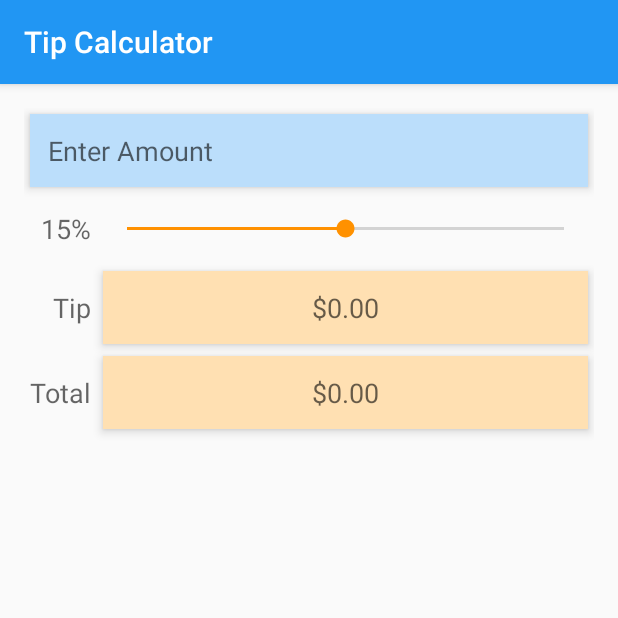
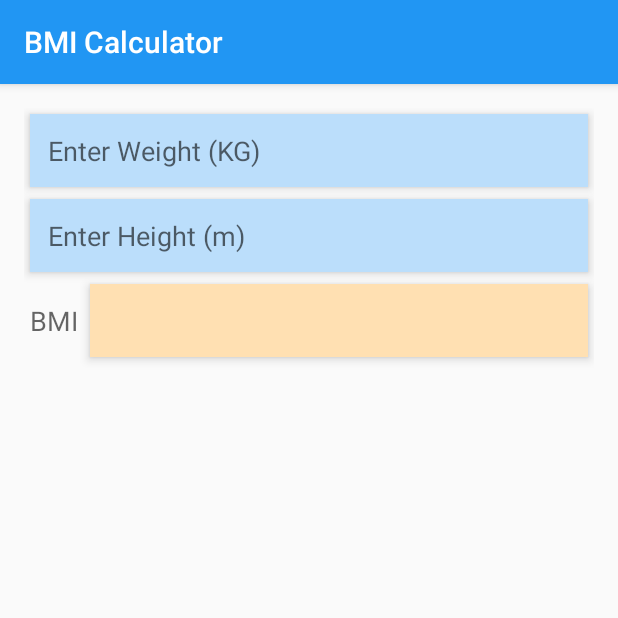
Before and after one commit to Hellscythe94/PAMO_2022, an Android app: the screen it shows after launch (MainActivity), on a phone screen of 412 x 824 dp, the top half of it. Run offline under Robolectric (Android 15) with nearby library versions, the phone set to English and light mode, and no system bars.

Commit message:
Modified Tipper to make a BMI calc

```diff
--- a/Zad1/Tipper/app/src/main/java/com/example/tipper/MainActivity.java
+++ b/Zad1/Tipper/app/src/main/java/com/example/tipper/MainActivity.java
@@ -10,22 +10,17 @@ import android.widget.SeekBar; // for changing the tip percentage
 import android.widget.SeekBar.OnSeekBarChangeListener; // SeekBar listener
 import android.widget.TextView; // for displaying text
 
+import java.text.DecimalFormat;
 import java.text.NumberFormat; // for currency formatting
 
 public class MainActivity extends AppCompatActivity {
 
-    // currency and percent formatter objects
-    private static final NumberFormat currencyFormat =
-            NumberFormat.getCurrencyInstance();
-    private static final NumberFormat percentFormat =
-            NumberFormat.getPercentInstance();
 
-    private double billAmount = 0.0; // bill amount entered by the user
-    private double percent = 0.15; // initial tip percentage
-    private TextView amountTextView; // shows formatted bill amount
-    private TextView percentTextView; // shows tip percentage
-    private TextView tipTextView; // shows calculated tip amount
-    private TextView totalTextView; // shows calculated total bill amount
+    private double weight = 0.0; // initial weight percentage
+    private double height = 0.0; // initial height percentage
+    private TextView weightTextView; // shows formatted bill amount
+    private TextView heightTextView; // shows tip percentage
+    private TextView bmiTextView; // shows calculated total bill amount
 
     // called when the activity is first created
     @Override
@@ -34,73 +29,80 @@ public class MainActivity extends AppCompatActivity {
         setContentView(R.layout.activity_main); // inflate the GUI
 
         // get references to programmatically manipulated TextViews
-        amountTextView = (TextView) findViewById(R.id.amountTextView);
-        percentTextView = (TextView) findViewById(R.id.percentTextView);
-        tipTextView = (TextView) findViewById(R.id.tipTextView);
-        totalTextView = (TextView) findViewById(R.id.totalTextView);
-        tipTextView.setText(currencyFormat.format(0));
-        totalTextView.setText(currencyFormat.format(0));
+        weightTextView = (TextView) findViewById(R.id.weightTextView);
+        heightTextView = (TextView) findViewById(R.id.heightTextView);
+        bmiTextView = (TextView) findViewById(R.id.bmiTextView);
 
         // set amountEditText's TextWatcher
-        EditText amountEditText =
-                (EditText) findViewById(R.id.amountEditText);
-        amountEditText.addTextChangedListener(amountEditTextWatcher);
+        EditText weightEditText =
+                (EditText) findViewById(R.id.weightEditText);
+        weightEditText.addTextChangedListener(weightEditTextWatcher);
 
-        // set percentSeekBar's OnSeekBarChangeListener
-        SeekBar percentSeekBar =
-                (SeekBar) findViewById(R.id.percentSeekBar);
-        percentSeekBar.setOnSeekBarChangeListener(seekBarListener);
+        EditText heightEditText =
+                (EditText) findViewById(R.id.heightEditText);
+        heightEditText.addTextChangedListener(heightEditTextWatcher);
+
     }
 
     // calculate and display tip and total amounts
     private void calculate() {
-        // format percent and display in percentTextView
-        percentTextView.setText(percentFormat.format(percent));
 
-        // calculate the tip and total
-        double tip = billAmount * percent;
-        double total = billAmount + tip;
+        DecimalFormat df = new DecimalFormat("##.##");
 
-        // display tip and total formatted as currency
-        tipTextView.setText(currencyFormat.format(tip));
-        totalTextView.setText(currencyFormat.format(total));
+        // calculate the bmi
+        double bmi = weight/(height*height);
+
+        // display mbi
+        if (height > 0.0 && weight > 0.0) {
+            bmiTextView.setText(df.format(bmi));
+        } else {
+            bmiTextView.setText("");
+        }
     }
 
-    // listener object for the SeekBar's progress changed events
-    private final OnSeekBarChangeListener seekBarListener =
-            new OnSeekBarChangeListener() {
-                // update percent, then call calculate
-                @Override
-                public void onProgressChanged(SeekBar seekBar, int progress,
-                                              boolean fromUser) {
-                    percent = progress / 100.0; // set percent based on progress
-                    calculate(); // calculate and display tip and total
-                }
-
-                @Override
-                public void onStartTrackingTouch(SeekBar seekBar) { }
-
-                @Override
-                public void onStopTrackingTouch(SeekBar seekBar) { }
-            };
-
     // listener object for the EditText's text-changed events
-    private final TextWatcher amountEditTextWatcher = new TextWatcher() {
-        // called when the user modifies the bill amount
+    private final TextWatcher weightEditTextWatcher = new TextWatcher() {
+        // called when the user modifies the weight amount
         @Override
         public void onTextChanged(CharSequence s, int start,
                                   int before, int count) {
 
-            try { // get bill amount and display currency formatted value
-                billAmount = Double.parseDouble(s.toString()) / 100.0;
-                amountTextView.setText(currencyFormat.format(billAmount));
+            try { // get weight
+                weight = Double.parseDouble(s.toString());
+                weightTextView.setText(s.toString());
             }
             catch (NumberFormatException e) { // if s is empty or non-numeric
-                amountTextView.setText("");
-                billAmount = 0.0;
+                weightTextView.setText("");
+                weight = 0.0;
             }
 
-            calculate(); // update the tip and total TextViews
+            calculate(); // update the bmi TextView
+        }
+
+        @Override
+        public void afterTextChanged(Editable s) { }
+
+        @Override
+        public void beforeTextChanged(
+                CharSequence s, int start, int count, int after) { }
+    };
+
+    private final TextWatcher heightEditTextWatcher = new TextWatcher() {
+        // called when the user modifies the height amount
+        @Override
+        public void onTextChanged(CharSequence s, int start,
+                                  int before, int count) {
+
+            try { // get height
+                height = Double.parseDouble(s.toString());
+                heightTextView.setText(s.toString());
+            }
+            catch (NumberFormatException e) { // if s is empty or non-numeric
+                heightTextView.setText("");
+                height = 0.0;
+            }
+
+            calculate(); // update the bmi TextView
         }
 
         @Override
--- a/Zad1/Tipper/app/src/main/res/layout/activity_main.xml
+++ b/Zad1/Tipper/app/src/main/res/layout/activity_main.xml
@@ -13,25 +13,52 @@
     android:useDefaultMargins="true">
 
     <EditText
+        android:id="@+id/weightEditText"
         android:layout_width="wrap_content"
         android:layout_height="wrap_content"
+        android:layout_column="0"
+        android:layout_columnSpan="2"
+        android:digits="0123456789."
+        android:ems="10"
         android:inputType="number"
-        android:id="@+id/amountEditText"
-        android:layout_column="0"
-        android:digits="0123456789"
-        android:maxLength="6"
-        android:ems="10"
-        android:layout_columnSpan="2"/>
+        android:maxLength="5"
+        android:minHeight="48dp" />
 
     <TextView
         android:layout_width="wrap_content"
         android:layout_height="wrap_content"
         android:textAppearance="?android:attr/textAppearanceMedium"
-        android:id="@+id/amountTextView"
+        android:id="@+id/weightTextView"
         android:layout_row="0"
         android:layout_column="0"
         android:layout_columnSpan="2"
-        android:hint="@string/enter_amount"
+        android:hint="@string/enter_weight"
+        android:layout_gravity="fill_horizontal"
+        android:background="@color/amount_background"
+        android:padding="@dimen/textview_padding"
+        android:elevation="@dimen/elevation"/>
+
+    <EditText
+        android:id="@+id/heightEditText"
+        android:layout_width="wrap_content"
+        android:layout_height="wrap_content"
+        android:layout_column="1"
+        android:layout_columnSpan="1"
+        android:digits="0123456789."
+        android:ems="10"
+        android:inputType="number"
+        android:maxLength="5"
+        android:minHeight="48dp" />
+
+    <TextView
+        android:layout_width="wrap_content"
+        android:layout_height="wrap_content"
+        android:textAppearance="?android:attr/textAppearanceMedium"
+        android:id="@+id/heightTextView"
+        android:layout_row="1"
+        android:layout_column="0"
+        android:layout_columnSpan="2"
+        android:hint="@string/enter_height"
         android:layout_gravity="fill_horizontal"
         android:background="@color/amount_background"
         android:padding="@dimen/textview_padding"
@@ -41,31 +68,16 @@
         android:layout_width="wrap_content"
         android:layout_height="wrap_content"
         android:textAppearance="?android:attr/textAppearanceMedium"
-        android:text="@string/tip_percentage"
-        android:id="@+id/percentTextView"
-        android:layout_gravity="center_vertical|right"/>
-
-    <SeekBar
-        android:layout_width="wrap_content"
-        android:layout_height="@dimen/seekbar_height"
-        android:id="@+id/percentSeekBar"
-        android:indeterminate="false"
-        android:max="30"
-        android:progress="15"
-        android:layout_gravity="fill_horizontal"/>
-
-    <TextView
-        android:layout_width="wrap_content"
-        android:layout_height="wrap_content"
-        android:textAppearance="?android:attr/textAppearanceMedium"
-        android:text="@string/tip"
-        android:id="@+id/tipLabelTextView"
+        android:text="@string/bmi"
+        android:id="@+id/bmiLabelTextView"
         android:layout_gravity="right"/>
 
     <TextView
-        android:id="@+id/tipTextView"
+        android:id="@+id/bmiTextView"
         android:layout_width="wrap_content"
         android:layout_height="wrap_content"
+        android:layout_row="2"
+        android:layout_column="1"
         android:layout_gravity="fill_horizontal"
         android:background="@color/result_background"
         android:elevation="@dimen/elevation"
@@ -73,23 +85,4 @@
         android:padding="@dimen/textview_padding"
         android:textAppearance="?android:attr/textAppearanceMedium" />
 
-    <TextView
-        android:layout_width="wrap_content"
-        android:layout_height="wrap_content"
-        android:textAppearance="?android:attr/textAppearanceMedium"
-        android:text="@string/total"
-        android:id="@+id/totalLabelTextView"
-        android:layout_gravity="right"/>
-
-    <TextView
-        android:layout_width="wrap_content"
-        android:layout_height="wrap_content"
-        android:textAppearance="?android:attr/textAppearanceMedium"
-        android:id="@+id/totalTextView"
-        android:layout_gravity="fill_horizontal"
-        android:background="@color/result_background"
-        android:gravity="center"
-        android:padding="@dimen/textview_padding"
-        android:elevation="@dimen/elevation"/>
-
 </GridLayout>
--- a/Zad1/Tipper/app/src/main/res/values/strings.xml
+++ b/Zad1/Tipper/app/src/main/res/values/strings.xml
@@ -1,7 +1,7 @@
 <resources>
-   <string name="app_name">Tip Calculator</string>
-   <string name="enter_amount">Enter Amount</string>
-   <string name="tip_percentage">15%</string>
-   <string name="tip">Tip</string>
+   <string name="app_name">BMI Calculator</string>
+   <string name="enter_weight">Enter Weight (KG)</string>
+   <string name="enter_height">Enter Height (m)</string>
+   <string name="bmi">BMI</string>
    <string name="total">Total</string>
 </resources>
```
